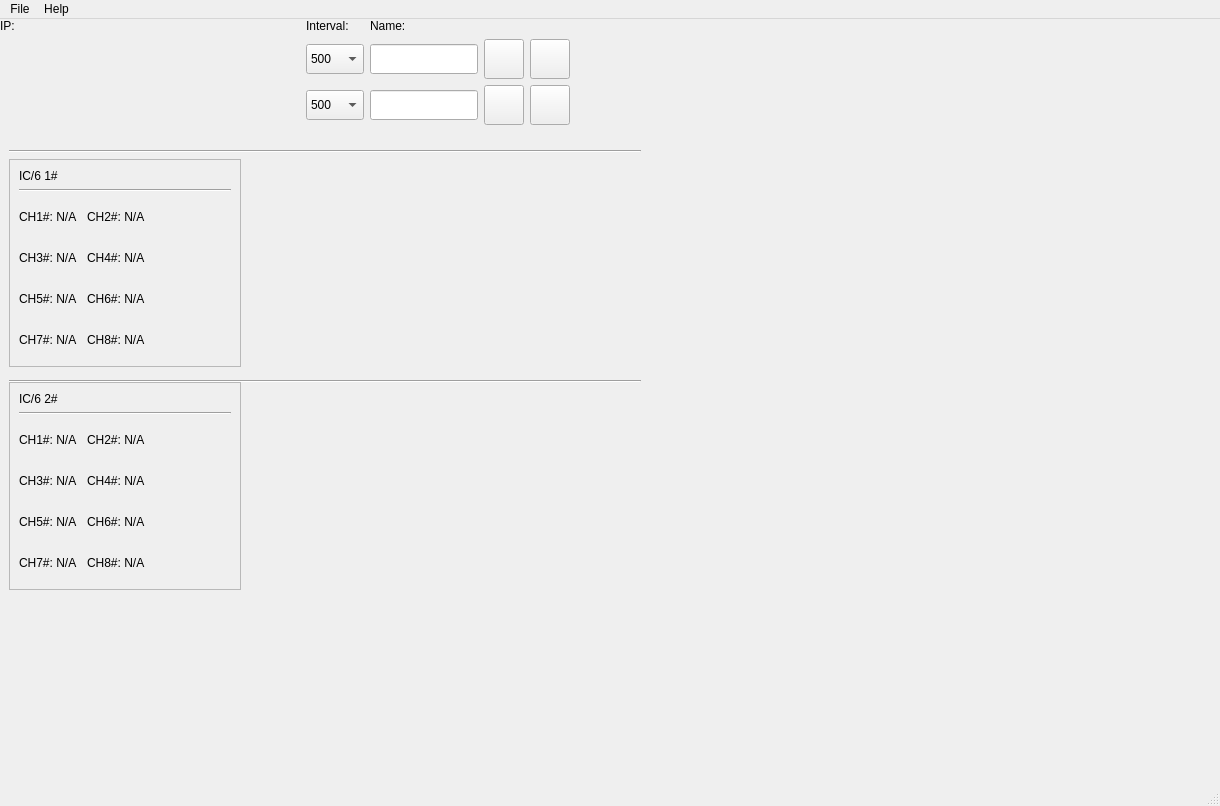
Before: the Qt Designer form ic6_comm.ui in xmartinly/ic6comm, drawn with Qt 5.
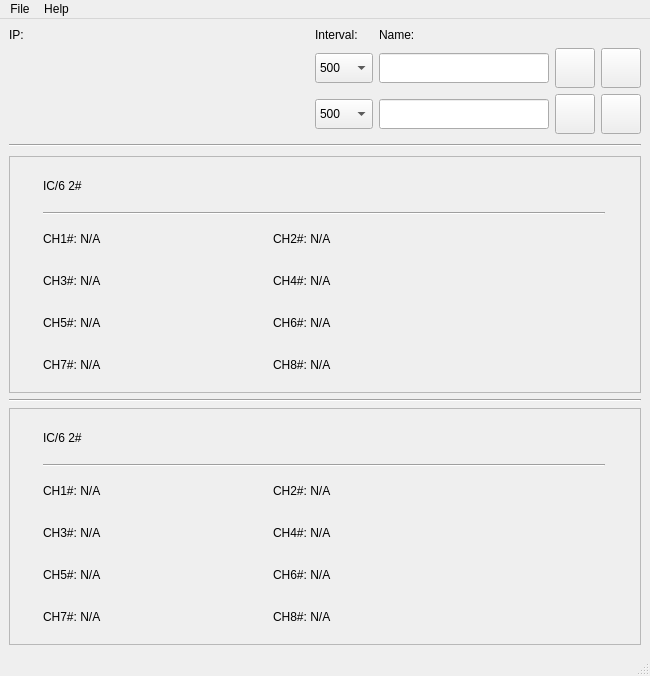
After: the same form once the commit is applied. Icons and pictures are not drawn. Custom widgets are drawn as their Qt base class.

Commit message: YL15P-LP\eet4  20250309.131412

What changed in the file:
```diff
--- a/ic6_comm.ui
+++ b/ic6_comm.ui
@@ -6,849 +6,28 @@
    <rect>
     <x>0</x>
     <y>0</y>
-    <width>1220</width>
-    <height>806</height>
+    <width>650</width>
+    <height>676</height>
    </rect>
   </property>
   <property name="minimumSize">
    <size>
     <width>650</width>
-    <height>622</height>
+    <height>620</height>
    </size>
   </property>
   <property name="maximumSize">
    <size>
-    <width>16777215</width>
-    <height>16777215</height>
+    <width>650</width>
+    <height>676</height>
    </size>
   </property>
   <property name="windowTitle">
    <string>IC6Comm_dev</string>
   </property>
   <widget class="QWidget" name="centralwidget">
-   <widget class="Line" name="line">
-    <property name="geometry">
-     <rect>
-      <x>9</x>
-      <y>124</y>
-      <width>632</width>
-      <height>16</height>
-     </rect>
-    </property>
-    <property name="minimumSize">
-     <size>
-      <width>0</width>
-      <height>10</height>
-     </size>
-    </property>
-    <property name="orientation">
-     <enum>Qt::Horizontal</enum>
-    </property>
-   </widget>
-   <widget class="QFrame" name="frame1">
-    <property name="geometry">
-     <rect>
-      <x>9</x>
-      <y>140</y>
-      <width>232</width>
-      <height>208</height>
-     </rect>
-    </property>
-    <property name="frameShape">
-     <enum>QFrame::StyledPanel</enum>
-    </property>
-    <property name="frameShadow">
-     <enum>QFrame::Raised</enum>
-    </property>
-    <layout class="QGridLayout" name="gridLayout_3" rowstretch="0,0,0,0,0,0,0">
-     <item row="4" column="0">
-      <widget class="QLabel" name="ch1_3">
-       <property name="minimumSize">
-        <size>
-         <width>0</width>
-         <height>35</height>
-        </size>
-       </property>
-       <property name="maximumSize">
-        <size>
-         <width>200</width>
-         <height>16777215</height>
-        </size>
-       </property>
-       <property name="text">
-        <string>CH3#: N/A</string>
-       </property>
-      </widget>
-     </item>
-     <item row="6" column="3">
-      <widget class="QLabel" name="xtal1_8">
-       <property name="minimumSize">
-        <size>
-         <width>35</width>
-         <height>35</height>
-        </size>
-       </property>
-       <property name="maximumSize">
-        <size>
-         <width>35</width>
-         <height>35</height>
-        </size>
-       </property>
-       <property name="text">
-        <string/>
-       </property>
-       <property name="pixmap">
-        <pixmap resource="facade/res.qrc">:/Picture/svg/wm_circled_8.svg</pixmap>
-       </property>
-       <property name="scaledContents">
-        <bool>true</bool>
-       </property>
-      </widget>
-     </item>
-     <item row="5" column="3">
-      <widget class="QLabel" name="xtal1_6">
-       <property name="minimumSize">
-        <size>
-         <width>35</width>
-         <height>35</height>
-        </size>
-       </property>
-       <property name="maximumSize">
-        <size>
-         <width>35</width>
-         <height>35</height>
-        </size>
-       </property>
-       <property name="text">
-        <string/>
-       </property>
-       <property name="pixmap">
-        <pixmap resource="facade/res.qrc">:/Picture/svg/wm_circled_6.svg</pixmap>
-       </property>
-       <property name="scaledContents">
-        <bool>true</bool>
-       </property>
-      </widget>
-     </item>
-     <item row="6" column="1">
-      <widget class="QLabel" name="ch1_8">
-       <property name="minimumSize">
-        <size>
-         <width>0</width>
-         <height>35</height>
-        </size>
-       </property>
-       <property name="maximumSize">
-        <size>
-         <width>200</width>
-         <height>16777215</height>
-        </size>
-       </property>
-       <property name="text">
-        <string>CH8#: N/A</string>
-       </property>
-      </widget>
-     </item>
-     <item row="5" column="1">
-      <widget class="QLabel" name="ch1_6">
-       <property name="minimumSize">
-        <size>
-         <width>0</width>
-         <height>35</height>
-        </size>
-       </property>
-       <property name="maximumSize">
-        <size>
-         <width>200</width>
-         <height>16777215</height>
-        </size>
-       </property>
-       <property name="text">
-        <string>CH6#: N/A</string>
-       </property>
-      </widget>
-     </item>
-     <item row="3" column="3">
-      <widget class="QLabel" name="xtal1_2">
-       <property name="minimumSize">
-        <size>
-         <width>35</width>
-         <height>35</height>
-        </size>
-       </property>
-       <property name="maximumSize">
-        <size>
-         <width>35</width>
-         <height>35</height>
-        </size>
-       </property>
-       <property name="text">
-        <string/>
-       </property>
-       <property name="pixmap">
-        <pixmap resource="facade/res.qrc">:/Picture/svg/wm_circled_2.svg</pixmap>
-       </property>
-       <property name="scaledContents">
-        <bool>true</bool>
-       </property>
-      </widget>
-     </item>
-     <item row="6" column="2">
-      <widget class="QLabel" name="xtal1_7">
-       <property name="minimumSize">
-        <size>
-         <width>35</width>
-         <height>35</height>
-        </size>
-       </property>
-       <property name="maximumSize">
-        <size>
-         <width>35</width>
-         <height>35</height>
-        </size>
-       </property>
-       <property name="text">
-        <string/>
-       </property>
-       <property name="pixmap">
-        <pixmap resource="facade/res.qrc">:/Picture/svg/wm_circled_7.svg</pixmap>
-       </property>
-       <property name="scaledContents">
-        <bool>true</bool>
-       </property>
-      </widget>
-     </item>
-     <item row="5" column="0">
-      <widget class="QLabel" name="ch1_5">
-       <property name="minimumSize">
-        <size>
-         <width>0</width>
-         <height>35</height>
-        </size>
-       </property>
-       <property name="maximumSize">
-        <size>
-         <width>200</width>
-         <height>16777215</height>
-        </size>
-       </property>
-       <property name="text">
-        <string>CH5#: N/A</string>
-       </property>
-      </widget>
-     </item>
-     <item row="5" column="2">
-      <widget class="QLabel" name="xtal1_5">
-       <property name="minimumSize">
-        <size>
-         <width>35</width>
-         <height>35</height>
-        </size>
-       </property>
-       <property name="maximumSize">
-        <size>
-         <width>35</width>
-         <height>35</height>
-        </size>
-       </property>
-       <property name="text">
-        <string/>
-       </property>
-       <property name="pixmap">
-        <pixmap resource="facade/res.qrc">:/Picture/svg/wm_circled_5.svg</pixmap>
-       </property>
-       <property name="scaledContents">
-        <bool>true</bool>
-       </property>
-      </widget>
-     </item>
-     <item row="4" column="2">
-      <widget class="QLabel" name="xtal1_3">
-       <property name="minimumSize">
-        <size>
-         <width>35</width>
-         <height>35</height>
-        </size>
-       </property>
-       <property name="maximumSize">
-        <size>
-         <width>35</width>
-         <height>35</height>
-        </size>
-       </property>
-       <property name="text">
-        <string/>
-       </property>
-       <property name="pixmap">
-        <pixmap resource="facade/res.qrc">:/Picture/svg/wm_circled_3.svg</pixmap>
-       </property>
-       <property name="scaledContents">
-        <bool>true</bool>
-       </property>
-      </widget>
-     </item>
-     <item row="6" column="0">
-      <widget class="QLabel" name="ch1_7">
-       <property name="minimumSize">
-        <size>
-         <width>0</width>
-         <height>35</height>
-        </size>
-       </property>
-       <property name="maximumSize">
-        <size>
-         <width>200</width>
-         <height>16777215</height>
-        </size>
-       </property>
-       <property name="text">
-        <string>CH7#: N/A</string>
-       </property>
-      </widget>
-     </item>
-     <item row="3" column="2">
-      <widget class="QLabel" name="xtal1_1">
-       <property name="minimumSize">
-        <size>
-         <width>35</width>
-         <height>35</height>
-        </size>
-       </property>
-       <property name="maximumSize">
-        <size>
-         <width>35</width>
-         <height>35</height>
-        </size>
-       </property>
-       <property name="text">
-        <string/>
-       </property>
-       <property name="pixmap">
-        <pixmap resource="facade/res.qrc">:/Picture/svg/wm_circled_1.svg</pixmap>
-       </property>
-       <property name="scaledContents">
-        <bool>true</bool>
-       </property>
-      </widget>
-     </item>
-     <item row="4" column="1">
-      <widget class="QLabel" name="ch1_4">
-       <property name="minimumSize">
-        <size>
-         <width>0</width>
-         <height>35</height>
-        </size>
-       </property>
-       <property name="maximumSize">
-        <size>
-         <width>200</width>
-         <height>16777215</height>
-        </size>
-       </property>
-       <property name="text">
-        <string>CH4#: N/A</string>
-       </property>
-      </widget>
-     </item>
-     <item row="1" column="0" rowspan="2" colspan="4">
-      <widget class="Line" name="line_11">
-       <property name="orientation">
-        <enum>Qt::Horizontal</enum>
-       </property>
-      </widget>
-     </item>
-     <item row="3" column="0">
-      <widget class="QLabel" name="ch1_1">
-       <property name="minimumSize">
-        <size>
-         <width>0</width>
-         <height>35</height>
-        </size>
-       </property>
-       <property name="maximumSize">
-        <size>
-         <width>200</width>
-         <height>16777215</height>
-        </size>
-       </property>
-       <property name="text">
-        <string>CH1#: N/A</string>
-       </property>
-      </widget>
-     </item>
-     <item row="3" column="1">
-      <widget class="QLabel" name="ch1_2">
-       <property name="minimumSize">
-        <size>
-         <width>0</width>
-         <height>35</height>
-        </size>
-       </property>
-       <property name="maximumSize">
-        <size>
-         <width>200</width>
-         <height>16777215</height>
-        </size>
-       </property>
-       <property name="text">
-        <string>CH2#: N/A</string>
-       </property>
-      </widget>
-     </item>
-     <item row="4" column="3">
-      <widget class="QLabel" name="xtal1_4">
-       <property name="minimumSize">
-        <size>
-         <width>35</width>
-         <height>35</height>
-        </size>
-       </property>
-       <property name="maximumSize">
-        <size>
-         <width>35</width>
-         <height>35</height>
-        </size>
-       </property>
-       <property name="text">
-        <string/>
-       </property>
-       <property name="pixmap">
-        <pixmap resource="facade/res.qrc">:/Picture/svg/wm_circled_4.svg</pixmap>
-       </property>
-       <property name="scaledContents">
-        <bool>true</bool>
-       </property>
-      </widget>
-     </item>
-     <item row="0" column="0" colspan="2">
-      <widget class="QLabel" name="ch1_info">
-       <property name="text">
-        <string>IC/6 1#</string>
-       </property>
-      </widget>
-     </item>
-    </layout>
-   </widget>
-   <widget class="Line" name="line_2">
-    <property name="geometry">
-     <rect>
-      <x>9</x>
-      <y>354</y>
-      <width>632</width>
-      <height>16</height>
-     </rect>
-    </property>
-    <property name="orientation">
-     <enum>Qt::Horizontal</enum>
-    </property>
-   </widget>
-   <widget class="QFrame" name="frame2">
-    <property name="geometry">
-     <rect>
-      <x>9</x>
-      <y>363</y>
-      <width>232</width>
-      <height>208</height>
-     </rect>
-    </property>
-    <property name="frameShape">
-     <enum>QFrame::StyledPanel</enum>
-    </property>
-    <property name="frameShadow">
-     <enum>QFrame::Raised</enum>
-    </property>
-    <layout class="QGridLayout" name="gridLayout_2" rowstretch="0,0,0,0,0,0,0" columnstretch="0,0,0,0">
-     <item row="6" column="2">
-      <widget class="QLabel" name="xtal2_7">
-       <property name="minimumSize">
-        <size>
-         <width>35</width>
-         <height>35</height>
-        </size>
-       </property>
-       <property name="maximumSize">
-        <size>
-         <width>35</width>
-         <height>35</height>
-        </size>
-       </property>
-       <property name="text">
-        <string/>
-       </property>
-       <property name="pixmap">
-        <pixmap resource="facade/res.qrc">:/Picture/svg/wm_circled_7.svg</pixmap>
-       </property>
-       <property name="scaledContents">
-        <bool>true</bool>
-       </property>
-      </widget>
-     </item>
-     <item row="5" column="2">
-      <widget class="QLabel" name="xtal2_5">
-       <property name="minimumSize">
-        <size>
-         <width>35</width>
-         <height>35</height>
-        </size>
-       </property>
-       <property name="maximumSize">
-        <size>
-         <width>35</width>
-         <height>35</height>
-        </size>
-       </property>
-       <property name="text">
-        <string/>
-       </property>
-       <property name="pixmap">
-        <pixmap resource="facade/res.qrc">:/Picture/svg/wm_circled_5.svg</pixmap>
-       </property>
-       <property name="scaledContents">
-        <bool>true</bool>
-       </property>
-      </widget>
-     </item>
-     <item row="1" column="0" rowspan="2" colspan="4">
-      <widget class="Line" name="line_9">
-       <property name="orientation">
-        <enum>Qt::Horizontal</enum>
-       </property>
-      </widget>
-     </item>
-     <item row="3" column="0">
-      <widget class="QLabel" name="ch2_1">
-       <property name="minimumSize">
-        <size>
-         <width>0</width>
-         <height>35</height>
-        </size>
-       </property>
-       <property name="maximumSize">
-        <size>
-         <width>200</width>
-         <height>16777215</height>
-        </size>
-       </property>
-       <property name="text">
-        <string>CH1#: N/A</string>
-       </property>
-      </widget>
-     </item>
-     <item row="4" column="0">
-      <widget class="QLabel" name="ch2_3">
-       <property name="minimumSize">
-        <size>
-         <width>0</width>
-         <height>35</height>
-        </size>
-       </property>
-       <property name="maximumSize">
-        <size>
-         <width>200</width>
-         <height>16777215</height>
-        </size>
-       </property>
-       <property name="text">
-        <string>CH3#: N/A</string>
-       </property>
-      </widget>
-     </item>
-     <item row="3" column="1">
-      <widget class="QLabel" name="ch2_2">
-       <property name="minimumSize">
-        <size>
-         <width>0</width>
-         <height>35</height>
-        </size>
-       </property>
-       <property name="maximumSize">
-        <size>
-         <width>200</width>
-         <height>16777215</height>
-        </size>
-       </property>
-       <property name="text">
-        <string>CH2#: N/A</string>
-       </property>
-      </widget>
-     </item>
-     <item row="5" column="3">
-      <widget class="QLabel" name="xtal2_6">
-       <property name="minimumSize">
-        <size>
-         <width>35</width>
-         <height>35</height>
-        </size>
-       </property>
-       <property name="maximumSize">
-        <size>
-         <width>35</width>
-         <height>35</height>
-        </size>
-       </property>
-       <property name="text">
-        <string/>
-       </property>
-       <property name="pixmap">
-        <pixmap resource="facade/res.qrc">:/Picture/svg/wm_circled_6.svg</pixmap>
-       </property>
-       <property name="scaledContents">
-        <bool>true</bool>
-       </property>
-      </widget>
-     </item>
-     <item row="6" column="3">
-      <widget class="QLabel" name="xtal2_8">
-       <property name="minimumSize">
-        <size>
-         <width>35</width>
-         <height>35</height>
-        </size>
-       </property>
-       <property name="maximumSize">
-        <size>
-         <width>35</width>
-         <height>35</height>
-        </size>
-       </property>
-       <property name="text">
-        <string/>
-       </property>
-       <property name="pixmap">
-        <pixmap resource="facade/res.qrc">:/Picture/svg/wm_circled_8.svg</pixmap>
-       </property>
-       <property name="scaledContents">
-        <bool>true</bool>
-       </property>
-      </widget>
-     </item>
-     <item row="5" column="1">
-      <widget class="QLabel" name="ch2_6">
-       <property name="minimumSize">
-        <size>
-         <width>0</width>
-         <height>35</height>
-        </size>
-       </property>
-       <property name="maximumSize">
-        <size>
-         <width>200</width>
-         <height>16777215</height>
-        </size>
-       </property>
-       <property name="text">
-        <string>CH6#: N/A</string>
-       </property>
-      </widget>
-     </item>
-     <item row="0" column="0" colspan="3">
-      <widget class="QLabel" name="ch2_info">
-       <property name="text">
-        <string>IC/6 2#</string>
-       </property>
-      </widget>
-     </item>
-     <item row="6" column="0">
-      <widget class="QLabel" name="ch2_7">
-       <property name="minimumSize">
-        <size>
-         <width>0</width>
-         <height>35</height>
-        </size>
-       </property>
-       <property name="maximumSize">
-        <size>
-         <width>200</width>
-         <height>16777215</height>
-        </size>
-       </property>
-       <property name="text">
-        <string>CH7#: N/A</string>
-       </property>
-      </widget>
-     </item>
-     <item row="3" column="2">
-      <widget class="QLabel" name="xtal2_1">
-       <property name="minimumSize">
-        <size>
-         <width>35</width>
-         <height>35</height>
-        </size>
-       </property>
-       <property name="maximumSize">
-        <size>
-         <width>35</width>
-         <height>35</height>
-        </size>
-       </property>
-       <property name="text">
-        <string/>
-       </property>
-       <property name="pixmap">
-        <pixmap resource="facade/res.qrc">:/Picture/svg/wm_circled_1.svg</pixmap>
-       </property>
-       <property name="scaledContents">
-        <bool>true</bool>
-       </property>
-      </widget>
-     </item>
-     <item row="6" column="1">
-      <widget class="QLabel" name="ch2_8">
-       <property name="minimumSize">
-        <size>
-         <width>0</width>
-         <height>35</height>
-        </size>
-       </property>
-       <property name="maximumSize">
-        <size>
-         <width>200</width>
-         <height>16777215</height>
-        </size>
-       </property>
-       <property name="text">
-        <string>CH8#: N/A</string>
-       </property>
-      </widget>
-     </item>
-     <item row="5" column="0">
-      <widget class="QLabel" name="ch2_5">
-       <property name="minimumSize">
-        <size>
-         <width>0</width>
-         <height>35</height>
-        </size>
-       </property>
-       <property name="maximumSize">
-        <size>
-         <width>200</width>
-         <height>16777215</height>
-        </size>
-       </property>
-       <property name="text">
-        <string>CH5#: N/A</string>
-       </property>
-      </widget>
-     </item>
-     <item row="4" column="2">
-      <widget class="QLabel" name="xtal2_3">
-       <property name="minimumSize">
-        <size>
-         <width>35</width>
-         <height>35</height>
-        </size>
-       </property>
-       <property name="maximumSize">
-        <size>
-         <width>35</width>
-         <height>35</height>
-        </size>
-       </property>
-       <property name="text">
-        <string/>
-       </property>
-       <property name="pixmap">
-        <pixmap resource="facade/res.qrc">:/Picture/svg/wm_circled_3.svg</pixmap>
-       </property>
-       <property name="scaledContents">
-        <bool>true</bool>
-       </property>
-      </widget>
-     </item>
-     <item row="4" column="3">
-      <widget class="QLabel" name="xtal2_4">
-       <property name="minimumSize">
-        <size>
-         <width>35</width>
-         <height>35</height>
-        </size>
-       </property>
-       <property name="maximumSize">
-        <size>
-         <width>35</width>
-         <height>35</height>
-        </size>
-       </property>
-       <property name="text">
-        <string/>
-       </property>
-       <property name="pixmap">
-        <pixmap resource="facade/res.qrc">:/Picture/svg/wm_circled_4.svg</pixmap>
-       </property>
-       <property name="scaledContents">
-        <bool>true</bool>
-       </property>
-      </widget>
-     </item>
-     <item row="4" column="1">
-      <widget class="QLabel" name="ch2_4">
-       <property name="minimumSize">
-        <size>
-         <width>0</width>
-         <height>35</height>
-        </size>
-       </property>
-       <property name="maximumSize">
-        <size>
-         <width>200</width>
-         <height>16777215</height>
-        </size>
-       </property>
-       <property name="text">
-        <string>CH4#: N/A</string>
-       </property>
-      </widget>
-     </item>
-     <item row="3" column="3">
-      <widget class="QLabel" name="xtal2_2">
-       <property name="minimumSize">
-        <size>
-         <width>35</width>
-         <height>35</height>
-        </size>
-       </property>
-       <property name="maximumSize">
-        <size>
-         <width>35</width>
-         <height>35</height>
-        </size>
-       </property>
-       <property name="text">
-        <string/>
-       </property>
-       <property name="pixmap">
-        <pixmap resource="facade/res.qrc">:/Picture/svg/wm_circled_2.svg</pixmap>
-       </property>
-       <property name="scaledContents">
-        <bool>true</bool>
-       </property>
-      </widget>
-     </item>
-    </layout>
-   </widget>
-   <widget class="CircleWidget" name="widget" native="true">
-    <property name="geometry">
-     <rect>
-      <x>260</x>
-      <y>400</y>
-      <width>36</width>
-      <height>36</height>
-     </rect>
-    </property>
-    <property name="minimumSize">
-     <size>
-      <width>36</width>
-      <height>36</height>
-     </size>
-    </property>
-    <property name="maximumSize">
-     <size>
-      <width>36</width>
-      <height>36</height>
-     </size>
-    </property>
-   </widget>
-   <widget class="QWidget" name="">
+   <layout class="QGridLayout" name="gridLayout_4" rowstretch="1,1,99,1,99">
+    <item row="0" column="0">
     <layout class="QGridLayout" name="gridLayout" rowstretch="1,0,0">
      <item row="1" column="1">
       <widget class="QComboBox" name="cb_intvl1">
@@ -1173,15 +352,648 @@
       </widget>
      </item>
     </layout>
-   </widget>
+    </item>
+    <item row="1" column="0">
+     <widget class="Line" name="line">
+      <property name="minimumSize">
+       <size>
+        <width>0</width>
+        <height>10</height>
+       </size>
+      </property>
+      <property name="orientation">
+       <enum>Qt::Horizontal</enum>
+      </property>
+     </widget>
+    </item>
+    <item row="2" column="0">
+     <widget class="QFrame" name="frame2_2">
+      <property name="frameShape">
+       <enum>QFrame::StyledPanel</enum>
+      </property>
+      <property name="frameShadow">
+       <enum>QFrame::Raised</enum>
+      </property>
+      <layout class="QGridLayout" name="gridLayout_3" rowstretch="1,1,99,99,99,99">
+       <item row="0" column="0">
+        <widget class="QLabel" name="ch2_info_2">
+         <property name="text">
+          <string>IC/6 2#</string>
+         </property>
+        </widget>
+       </item>
+       <item row="1" column="0" colspan="4">
+        <widget class="Line" name="line_10">
+         <property name="orientation">
+          <enum>Qt::Horizontal</enum>
+         </property>
+        </widget>
+       </item>
+       <item row="2" column="0">
+        <widget class="QLabel" name="ch2_9">
+         <property name="minimumSize">
+          <size>
+           <width>0</width>
+           <height>35</height>
+          </size>
+         </property>
+         <property name="maximumSize">
+          <size>
+           <width>200</width>
+           <height>16777215</height>
+          </size>
+         </property>
+         <property name="text">
+          <string>CH1#: N/A</string>
+         </property>
+        </widget>
+       </item>
+       <item row="2" column="1">
+        <widget class="QLabel" name="ch2_10">
+         <property name="minimumSize">
+          <size>
+           <width>0</width>
+           <height>35</height>
+          </size>
+         </property>
+         <property name="maximumSize">
+          <size>
+           <width>200</width>
+           <height>16777215</height>
+          </size>
+         </property>
+         <property name="text">
+          <string>CH2#: N/A</string>
+         </property>
+        </widget>
+       </item>
+       <item row="2" column="2">
+        <widget class="CircleWidget" name="widget_9" native="true">
+         <property name="minimumSize">
+          <size>
+           <width>36</width>
+           <height>36</height>
+          </size>
+         </property>
+         <property name="maximumSize">
+          <size>
+           <width>36</width>
+           <height>36</height>
+          </size>
+         </property>
+        </widget>
+       </item>
+       <item row="2" column="3">
+        <widget class="CircleWidget" name="widget_10" native="true">
+         <property name="minimumSize">
+          <size>
+           <width>36</width>
+           <height>36</height>
+          </size>
+         </property>
+         <property name="maximumSize">
+          <size>
+           <width>36</width>
+           <height>36</height>
+          </size>
+         </property>
+        </widget>
+       </item>
+       <item row="3" column="0">
+        <widget class="QLabel" name="ch2_11">
+         <property name="minimumSize">
+          <size>
+           <width>0</width>
+           <height>35</height>
+          </size>
+         </property>
+         <property name="maximumSize">
+          <size>
+           <width>200</width>
+           <height>16777215</height>
+          </size>
+         </property>
+         <property name="text">
+          <string>CH3#: N/A</string>
+         </property>
+        </widget>
+       </item>
+       <item row="3" column="1">
+        <widget class="QLabel" name="ch2_12">
+         <property name="minimumSize">
+          <size>
+           <width>0</width>
+           <height>35</height>
+          </size>
+         </property>
+         <property name="maximumSize">
+          <size>
+           <width>200</width>
+           <height>16777215</height>
+          </size>
+         </property>
+         <property name="text">
+          <string>CH4#: N/A</string>
+         </property>
+        </widget>
+       </item>
+       <item row="3" column="2">
+        <widget class="CircleWidget" name="widget_11" native="true">
+         <property name="minimumSize">
+          <size>
+           <width>36</width>
+           <height>36</height>
+          </size>
+         </property>
+         <property name="maximumSize">
+          <size>
+           <width>36</width>
+           <height>36</height>
+          </size>
+         </property>
+        </widget>
+       </item>
+       <item row="3" column="3">
+        <widget class="CircleWidget" name="widget_12" native="true">
+         <property name="minimumSize">
+          <size>
+           <width>36</width>
+           <height>36</height>
+          </size>
+         </property>
+         <property name="maximumSize">
+          <size>
+           <width>36</width>
+           <height>36</height>
+          </size>
+         </property>
+        </widget>
+       </item>
+       <item row="4" column="0">
+        <widget class="QLabel" name="ch2_13">
+         <property name="minimumSize">
+          <size>
+           <width>0</width>
+           <height>35</height>
+          </size>
+         </property>
+         <property name="maximumSize">
+          <size>
+           <width>200</width>
+           <height>16777215</height>
+          </size>
+         </property>
+         <property name="text">
+          <string>CH5#: N/A</string>
+         </property>
+        </widget>
+       </item>
+       <item row="4" column="1">
+        <widget class="QLabel" name="ch2_14">
+         <property name="minimumSize">
+          <size>
+           <width>0</width>
+           <height>35</height>
+          </size>
+         </property>
+         <property name="maximumSize">
+          <size>
+           <width>200</width>
+           <height>16777215</height>
+          </size>
+         </property>
+         <property name="text">
+          <string>CH6#: N/A</string>
+         </property>
+        </widget>
+       </item>
+       <item row="4" column="2">
+        <widget class="CircleWidget" name="widget_13" native="true">
+         <property name="minimumSize">
+          <size>
+           <width>36</width>
+           <height>36</height>
+          </size>
+         </property>
+         <property name="maximumSize">
+          <size>
+           <width>36</width>
+           <height>36</height>
+          </size>
+         </property>
+        </widget>
+       </item>
+       <item row="4" column="3">
+        <widget class="CircleWidget" name="widget_14" native="true">
+         <property name="minimumSize">
+          <size>
+           <width>36</width>
+           <height>36</height>
+          </size>
+         </property>
+         <property name="maximumSize">
+          <size>
+           <width>36</width>
+           <height>36</height>
+          </size>
+         </property>
+        </widget>
+       </item>
+       <item row="5" column="0">
+        <widget class="QLabel" name="ch2_15">
+         <property name="minimumSize">
+          <size>
+           <width>0</width>
+           <height>35</height>
+          </size>
+         </property>
+         <property name="maximumSize">
+          <size>
+           <width>200</width>
+           <height>16777215</height>
+          </size>
+         </property>
+         <property name="text">
+          <string>CH7#: N/A</string>
+         </property>
+        </widget>
+       </item>
+       <item row="5" column="1">
+        <widget class="QLabel" name="ch2_16">
+         <property name="minimumSize">
+          <size>
+           <width>0</width>
+           <height>35</height>
+          </size>
+         </property>
+         <property name="maximumSize">
+          <size>
+           <width>200</width>
+           <height>16777215</height>
+          </size>
+         </property>
+         <property name="text">
+          <string>CH8#: N/A</string>
+         </property>
+        </widget>
+       </item>
+       <item row="5" column="2">
+        <widget class="CircleWidget" name="widget_15" native="true">
+         <property name="minimumSize">
+          <size>
+           <width>36</width>
+           <height>36</height>
+          </size>
+         </property>
+         <property name="maximumSize">
+          <size>
+           <width>36</width>
+           <height>36</height>
+          </size>
+         </property>
+        </widget>
+       </item>
+       <item row="5" column="3">
+        <widget class="CircleWidget" name="widget_16" native="true">
+         <property name="minimumSize">
+          <size>
+           <width>36</width>
+           <height>36</height>
+          </size>
+         </property>
+         <property name="maximumSize">
+          <size>
+           <width>36</width>
+           <height>36</height>
+          </size>
+         </property>
+        </widget>
+       </item>
+      </layout>
+     </widget>
+    </item>
+    <item row="3" column="0">
+     <widget class="Line" name="line_2">
+      <property name="orientation">
+       <enum>Qt::Horizontal</enum>
+      </property>
+     </widget>
+    </item>
+    <item row="4" column="0">
+     <widget class="QFrame" name="frame2">
+      <property name="frameShape">
+       <enum>QFrame::StyledPanel</enum>
+      </property>
+      <property name="frameShadow">
+       <enum>QFrame::Raised</enum>
+      </property>
+      <layout class="QGridLayout" name="gridLayout_2" rowstretch="1,1,99,99,99,99">
+       <item row="0" column="0">
+        <widget class="QLabel" name="ch2_info">
+         <property name="text">
+          <string>IC/6 2#</string>
+         </property>
+        </widget>
+       </item>
+       <item row="1" column="0" colspan="4">
+        <widget class="Line" name="line_9">
+         <property name="orientation">
+          <enum>Qt::Horizontal</enum>
+         </property>
+        </widget>
+       </item>
+       <item row="2" column="0">
+        <widget class="QLabel" name="ch2_1">
+         <property name="minimumSize">
+          <size>
+           <width>0</width>
+           <height>35</height>
+          </size>
+         </property>
+         <property name="maximumSize">
+          <size>
+           <width>200</width>
+           <height>16777215</height>
+          </size>
+         </property>
+         <property name="text">
+          <string>CH1#: N/A</string>
+         </property>
+        </widget>
+       </item>
+       <item row="2" column="1">
+        <widget class="QLabel" name="ch2_2">
+         <property name="minimumSize">
+          <size>
+           <width>0</width>
+           <height>35</height>
+          </size>
+         </property>
+         <property name="maximumSize">
+          <size>
+           <width>200</width>
+           <height>16777215</height>
+          </size>
+         </property>
+         <property name="text">
+          <string>CH2#: N/A</string>
+         </property>
+        </widget>
+       </item>
+       <item row="2" column="2">
+        <widget class="CircleWidget" name="widget" native="true">
+         <property name="minimumSize">
+          <size>
+           <width>36</width>
+           <height>36</height>
+          </size>
+         </property>
+         <property name="maximumSize">
+          <size>
+           <width>36</width>
+           <height>36</height>
+          </size>
+         </property>
+        </widget>
+       </item>
+       <item row="2" column="3">
+        <widget class="CircleWidget" name="widget_2" native="true">
+         <property name="minimumSize">
+          <size>
+           <width>36</width>
+           <height>36</height>
+          </size>
+         </property>
+         <property name="maximumSize">
+          <size>
+           <width>36</width>
+           <height>36</height>
+          </size>
+         </property>
+        </widget>
+       </item>
+       <item row="3" column="0">
+        <widget class="QLabel" name="ch2_3">
+         <property name="minimumSize">
+          <size>
+           <width>0</width>
+           <height>35</height>
+          </size>
+         </property>
+         <property name="maximumSize">
+          <size>
+           <width>200</width>
+           <height>16777215</height>
+          </size>
+         </property>
+         <property name="text">
+          <string>CH3#: N/A</string>
+         </property>
+        </widget>
+       </item>
+       <item row="3" column="1">
+        <widget class="QLabel" name="ch2_4">
+         <property name="minimumSize">
+          <size>
+           <width>0</width>
+           <height>35</height>
+          </size>
+         </property>
+         <property name="maximumSize">
+          <size>
+           <width>200</width>
+           <height>16777215</height>
+          </size>
+         </property>
+         <property name="text">
+          <string>CH4#: N/A</string>
+         </property>
+        </widget>
+       </item>
+       <item row="3" column="2">
+        <widget class="CircleWidget" name="widget_3" native="true">
+         <property name="minimumSize">
+          <size>
+           <width>36</width>
+           <height>36</height>
+          </size>
+         </property>
+         <property name="maximumSize">
+          <size>
+           <width>36</width>
+           <height>36</height>
+          </size>
+         </property>
+        </widget>
+       </item>
+       <item row="3" column="3">
+        <widget class="CircleWidget" name="widget_4" native="true">
+         <property name="minimumSize">
+          <size>
+           <width>36</width>
+           <height>36</height>
+          </size>
+         </property>
+         <property name="maximumSize">
+          <size>
+           <width>36</width>
+           <height>36</height>
+          </size>
+         </property>
+        </widget>
+       </item>
+       <item row="4" column="0">
+        <widget class="QLabel" name="ch2_5">
+         <property name="minimumSize">
+          <size>
+           <width>0</width>
+           <height>35</height>
+          </size>
+         </property>
+         <property name="maximumSize">
+          <size>
+           <width>200</width>
+           <height>16777215</height>
+          </size>
+         </property>
+         <property name="text">
+          <string>CH5#: N/A</string>
+         </property>
+        </widget>
+       </item>
+       <item row="4" column="1">
+        <widget class="QLabel" name="ch2_6">
+         <property name="minimumSize">
+          <size>
+           <width>0</width>
+           <height>35</height>
+          </size>
+         </property>
+         <property name="maximumSize">
+          <size>
+           <width>200</width>
+           <height>16777215</height>
+          </size>
+         </property>
+         <property name="text">
+          <string>CH6#: N/A</string>
+         </property>
+        </widget>
+       </item>
+       <item row="4" column="2">
+        <widget class="CircleWidget" name="widget_8" native="true">
+         <property name="minimumSize">
+          <size>
+           <width>36</width>
+           <height>36</height>
+          </size>
+         </property>
+         <property name="maximumSize">
+          <size>
+           <width>36</width>
+           <height>36</height>
+          </size>
+         </property>
+        </widget>
+       </item>
+       <item row="4" column="3">
+        <widget class="CircleWidget" name="widget_5" native="true">
+         <property name="minimumSize">
+          <size>
+           <width>36</width>
+           <height>36</height>
+          </size>
+         </property>
+         <property name="maximumSize">
+          <size>
+           <width>36</width>
+           <height>36</height>
+          </size>
+         </property>
+        </widget>
+       </item>
+       <item row="5" column="0">
+        <widget class="QLabel" name="ch2_7">
+         <property name="minimumSize">
+          <size>
+           <width>0</width>
+           <height>35</height>
+          </size>
+         </property>
+         <property name="maximumSize">
+          <size>
+           <width>200</width>
+           <height>16777215</height>
+          </size>
+         </property>
+         <property name="text">
+          <string>CH7#: N/A</string>
+         </property>
+        </widget>
+       </item>
+       <item row="5" column="1">
+        <widget class="QLabel" name="ch2_8">
+         <property name="minimumSize">
+          <size>
+           <width>0</width>
+           <height>35</height>
+          </size>
+         </property>
+         <property name="maximumSize">
+          <size>
+           <width>200</width>
+           <height>16777215</height>
+          </size>
+         </property>
+         <property name="text">
+          <string>CH8#: N/A</string>
+         </property>
+        </widget>
+       </item>
+       <item row="5" column="2">
+        <widget class="CircleWidget" name="widget_7" native="true">
+         <property name="minimumSize">
+          <size>
+           <width>36</width>
+           <height>36</height>
+          </size>
+         </property>
+         <property name="maximumSize">
+          <size>
+           <width>36</width>
+           <height>36</height>
+          </size>
+         </property>
+        </widget>
+       </item>
+       <item row="5" column="3">
+        <widget class="CircleWidget" name="widget_6" native="true">
+         <property name="minimumSize">
+          <size>
+           <width>36</width>
+           <height>36</height>
+          </size>
+         </property>
+         <property name="maximumSize">
+          <size>
+           <width>36</width>
+           <height>36</height>
+          </size>
+         </property>
+        </widget>
+       </item>
+      </layout>
+     </widget>
+    </item>
+   </layout>
   </widget>
   <widget class="QMenuBar" name="menubar">
    <property name="geometry">
     <rect>
      <x>0</x>
      <y>0</y>
-     <width>1220</width>
-     <height>20</height>
+     <width>650</width>
+     <height>24</height>
     </rect>
    </property>
    <widget class="QMenu" name="menuFile">
```
Lines whose indentation alone changed are shown as unchanged.
